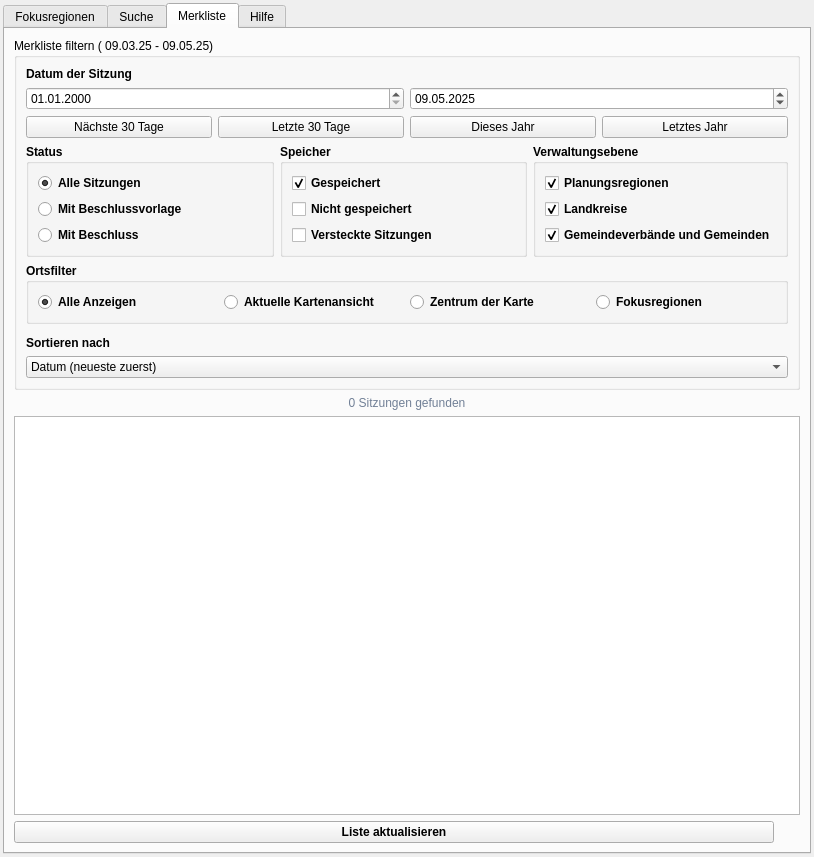
This is ui/poliscope_plugin_dockwidget_base.ui in poliscope-de/poliscope-qgis-plugin as Qt 5 draws it before an edit. The edited form follows.
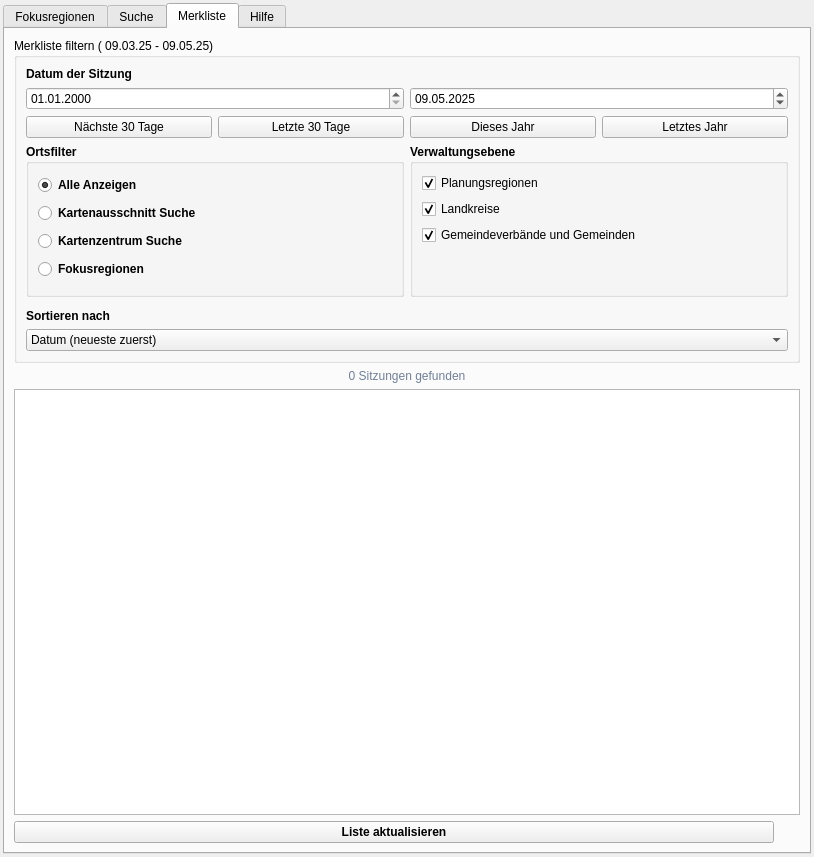
This is the edited form. The open tabs and pages were chosen to show the change. Icons and pictures are not drawn. Custom widgets are drawn as their Qt base class.

Commit message:
Sync Merkliste UI changes, unify geo button labels, improve Fokusregion title
- Remove cbGespeichert/cbNichtgespeichert from Merkliste (widgets removed in UI)
- _refresh_watchlist_display always shows all meetings (bookmarked + session-unbookmarked)
- Update Suche hint text: BBox/Zentrum → Kartenausschnitt/Kartenzentrum
- Fokusregion group box title now shows "fr_name | Neuigkeiten" or "fr_name | date range"

What changed in the file:
```diff
--- a/ui/poliscope_plugin_dockwidget_base.ui
+++ b/ui/poliscope_plugin_dockwidget_base.ui
@@ -1511,7 +1511,7 @@
                <item>
                 <layout class="QHBoxLayout" name="horizontalLayout_10">
                  <item>
-                  <widget class="QGroupBox" name="gbStatus_watchlist">
+                  <widget class="QGroupBox" name="rbOrtsfilter_watchlist">
                    <property name="font">
                     <font>
                      <weight>75</weight>
@@ -1519,52 +1519,13 @@
                     </font>
                    </property>
                    <property name="title">
-                    <string>Status</string>
-                   </property>
-                   <layout class="QGridLayout" name="gridLayout_14">
-                    <item row="2" column="0">
-                     <widget class="QRadioButton" name="rbMitBeschluss_watchlist">
-                      <property name="text">
-                       <string>Mit Beschluss</string>
-                      </property>
-                     </widget>
-                    </item>
-                    <item row="0" column="0">
-                     <widget class="QRadioButton" name="rbAlleSitzungen_watchlist">
-                      <property name="text">
-                       <string>Alle Sitzungen</string>
-                      </property>
-                      <property name="checked">
-                       <bool>true</bool>
-                      </property>
-                     </widget>
-                    </item>
-                    <item row="1" column="0">
-                     <widget class="QRadioButton" name="rbMitBeschlussvorlage_watchlist">
-                      <property name="text">
-                       <string>Mit Beschlussvorlage</string>
-                      </property>
-                     </widget>
-                    </item>
-                   </layout>
-                  </widget>
-                 </item>
-                 <item>
-                  <widget class="QGroupBox" name="gbSpeicher_watchlist">
-                   <property name="font">
-                    <font>
-                     <weight>75</weight>
-                     <bold>true</bold>
-                    </font>
-                   </property>
-                   <property name="title">
-                    <string>Speicher</string>
+                    <string>Ortsfilter</string>
                    </property>
                    <layout class="QVBoxLayout" name="verticalLayout_8">
                     <item>
-                     <widget class="QCheckBox" name="cbGespeichert_watchlist">
+                     <widget class="QRadioButton" name="rbAlleAnzeigen_watchlist">
                       <property name="text">
-                       <string>Gespeichert</string>
+                       <string>Alle Anzeigen</string>
                       </property>
                       <property name="checked">
                        <bool>true</bool>
@@ -1572,23 +1533,30 @@
                      </widget>
                     </item>
                     <item>
-                     <widget class="QCheckBox" name="cbNichtgespeichert_watchlist">
+                     <widget class="QRadioButton" name="rbBbox_watchlist">
                       <property name="text">
-                       <string>Nicht gespeichert</string>
+                       <string>Kartenausschnitt Suche</string>
                       </property>
-                      <property name="checked">
-                       <bool>false</bool>
+                      <attribute name="buttonGroup">
+                       <string notr="true">buttonGroup</string>
+                      </attribute>
+                     </widget>
+                    </item>
+                    <item>
+                     <widget class="QRadioButton" name="rbZentrum_watchlist">
+                      <property name="text">
+                       <string>Kartenzentrum Suche</string>
                       </property>
                      </widget>
                     </item>
                     <item>
-                     <widget class="QCheckBox" name="cbVersteckteSitzungen_watchlist">
+                     <widget class="QRadioButton" name="rbFokusregion_watchlist">
                       <property name="text">
-                       <string>Versteckte Sitzungen</string>
+                       <string>Fokusregionen</string>
                       </property>
-                      <property name="checked">
-                       <bool>false</bool>
-                      </property>
+                      <attribute name="buttonGroup">
+                       <string notr="true">buttonGroup</string>
+                      </attribute>
                      </widget>
                     </item>
                    </layout>
@@ -1608,9 +1576,15 @@
                    <property name="title">
                     <string>Verwaltungsebene</string>
                    </property>
-                   <layout class="QGridLayout" name="gridLayout_15">
-                    <item row="0" column="0">
+                   <layout class="QVBoxLayout" name="verticalLayout_7">
+                    <item>
                      <widget class="QCheckBox" name="cbPlanungsregionen_watchlist">
+                      <property name="font">
+                       <font>
+                        <weight>50</weight>
+                        <bold>false</bold>
+                       </font>
+                      </property>
                       <property name="text">
                        <string>Planungsregionen</string>
                       </property>
@@ -1619,8 +1593,14 @@
                       </property>
                      </widget>
                     </item>
-                    <item row="1" column="0">
+                    <item>
                      <widget class="QCheckBox" name="cbLandkreise_watchlist">
+                      <property name="font">
+                       <font>
+                        <weight>50</weight>
+                        <bold>false</bold>
+                       </font>
+                      </property>
                       <property name="text">
                        <string>Landkreise</string>
                       </property>
@@ -1629,8 +1609,14 @@
                       </property>
                      </widget>
                     </item>
-                    <item row="2" column="0">
+                    <item>
                      <widget class="QCheckBox" name="cbGemeindeverbaende_watchlist">
+                      <property name="font">
+                       <font>
+                        <weight>50</weight>
+                        <bold>false</bold>
+                       </font>
+                      </property>
                       <property name="text">
                        <string>Gemeindeverbände und Gemeinden</string>
                       </property>
@@ -1639,69 +1625,27 @@
                       </property>
                      </widget>
                     </item>
+                    <item>
+                     <spacer name="verticalSpacer_3">
+                      <property name="orientation">
+                       <enum>Qt::Vertical</enum>
+                      </property>
+                      <property name="sizeType">
+                       <enum>QSizePolicy::Ignored</enum>
+                      </property>
+                      <property name="sizeHint" stdset="0">
+                       <size>
+                        <width>20</width>
+                        <height>40</height>
+                       </size>
+                      </property>
+                     </spacer>
+                    </item>
                    </layout>
                   </widget>
                  </item>
                 </layout>
                </item>
-               <item>
-                <widget class="QGroupBox" name="rbOrtsfilter_watchlist">
-                 <property name="font">
-                  <font>
-                   <weight>75</weight>
-                   <bold>true</bold>
-                  </font>
-                 </property>
-                 <property name="title">
-                  <string>Ortsfilter</string>
-                 </property>
-                 <layout class="QHBoxLayout" name="horizontalLayout_6">
-                  <item>
-                   <widget class="QRadioButton" name="rbAlleAnzeigen_watchlist">
-                    <property name="text">
-                     <string>Alle Anzeigen</string>
-                    </property>
-                    <property name="checked">
-                     <bool>true</bool>
-                    </property>
-                    <attribute name="buttonGroup">
-                     <string notr="true">buttonGroup</string>
-                    </attribute>
-                   </widget>
-                  </item>
-                  <item>
-                   <widget class="QRadioButton" name="rbBbox_watchlist">
-                    <property name="text">
-                     <string>Aktuelle Kartenansicht</string>
-                    </property>
-                    <attribute name="buttonGroup">
-                     <string notr="true">buttonGroup</string>
-                    </attribute>
-                   </widget>
-                  </item>
-                  <item>
-                   <widget class="QRadioButton" name="rbZentrum_watchlist">
-                    <property name="text">
-                     <string>Zentrum der Karte</string>
-                    </property>
-                    <attribute name="buttonGroup">
-                     <string notr="true">buttonGroup</string>
-                    </attribute>
-                   </widget>
-                  </item>
-                  <item>
-                   <widget class="QRadioButton" name="rbFokusregion_watchlist">
-                    <property name="text">
-                     <string>Fokusregionen</string>
-                    </property>
-                    <attribute name="buttonGroup">
-                     <string notr="true">buttonGroup</string>
-                    </attribute>
-                   </widget>
-                  </item>
-                 </layout>
-                </widget>
-               </item>
                <item>
                 <widget class="QWidget" name="wFokusregionen_watchlist" native="true"/>
                </item>
```
Left out of the diff: 130 changed lines with no effect on the pictures. The commit also changes 1 other file.
